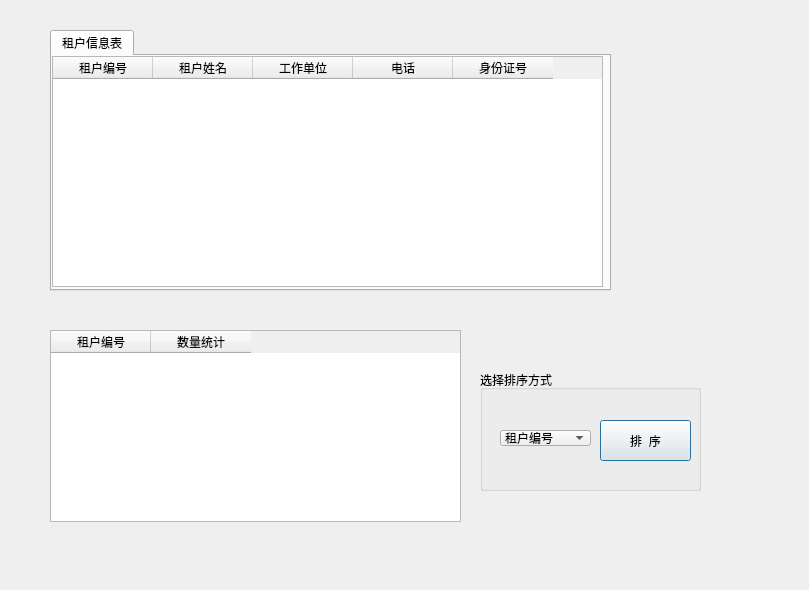
Before: the Qt Designer form lessee.ui in angeiv/house, drawn with Qt 5.
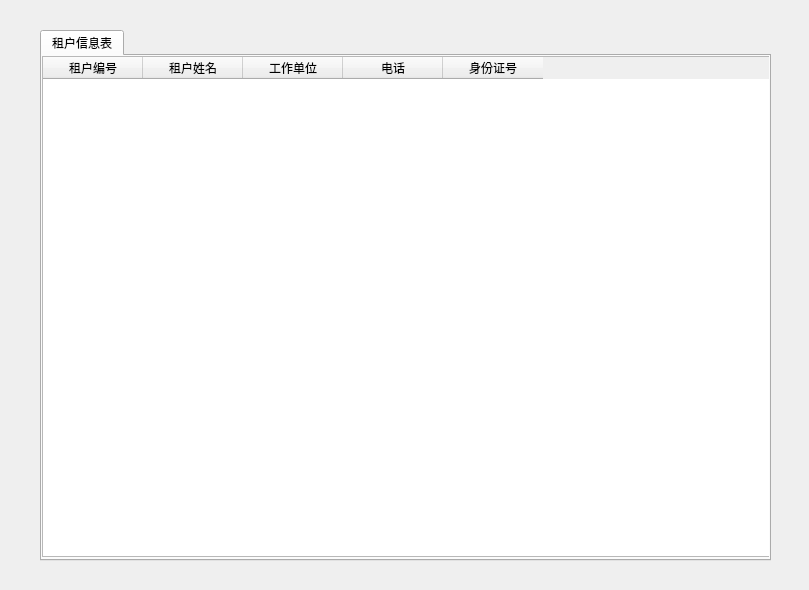
After: the same form once the commit is applied.

```diff
--- a/lessee.ui
+++ b/lessee.ui
@@ -16,10 +16,10 @@
   <widget class="QTabWidget" name="tabWidget">
    <property name="geometry">
     <rect>
-     <x>50</x>
+     <x>40</x>
      <y>30</y>
-     <width>561</width>
-     <height>261</height>
+     <width>731</width>
+     <height>531</height>
     </rect>
    </property>
    <property name="currentIndex">
@@ -34,8 +34,8 @@
       <rect>
        <x>0</x>
        <y>0</y>
-       <width>551</width>
-       <height>231</height>
+       <width>731</width>
+       <height>501</height>
       </rect>
      </property>
      <column>
@@ -66,67 +66,6 @@
     </widget>
    </widget>
   </widget>
-  <widget class="QTableWidget" name="tableWidget_2">
-   <property name="geometry">
-    <rect>
-     <x>50</x>
-     <y>330</y>
-     <width>411</width>
-     <height>192</height>
-    </rect>
-   </property>
-   <column>
-    <property name="text">
-     <string>租户编号</string>
-    </property>
-   </column>
-   <column>
-    <property name="text">
-     <string>数量统计</string>
-    </property>
-   </column>
-  </widget>
-  <widget class="QGroupBox" name="verticalGroupBox">
-   <property name="geometry">
-    <rect>
-     <x>480</x>
-     <y>370</y>
-     <width>221</width>
-     <height>121</height>
-    </rect>
-   </property>
-   <property name="title">
-    <string>选择排序方式</string>
-   </property>
-   <widget class="QComboBox" name="comboBox">
-    <property name="geometry">
-     <rect>
-      <x>20</x>
-      <y>60</y>
-      <width>91</width>
-      <height>16</height>
-     </rect>
-    </property>
-    <item>
-     <property name="text">
-      <string>租户编号</string>
-     </property>
-    </item>
-   </widget>
-   <widget class="QPushButton" name="pushButton">
-    <property name="geometry">
-     <rect>
-      <x>120</x>
-      <y>50</y>
-      <width>91</width>
-      <height>41</height>
-     </rect>
-    </property>
-    <property name="text">
-     <string>排  序</string>
-    </property>
-   </widget>
-  </widget>
  </widget>
  <resources/>
  <connections/>
```
